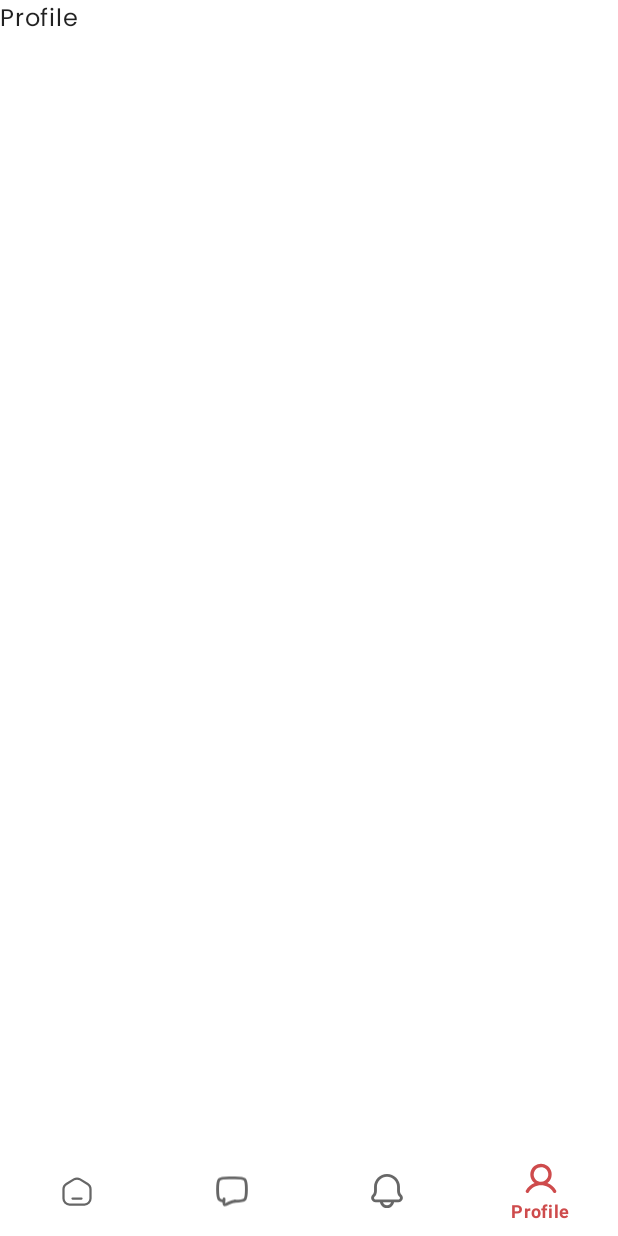
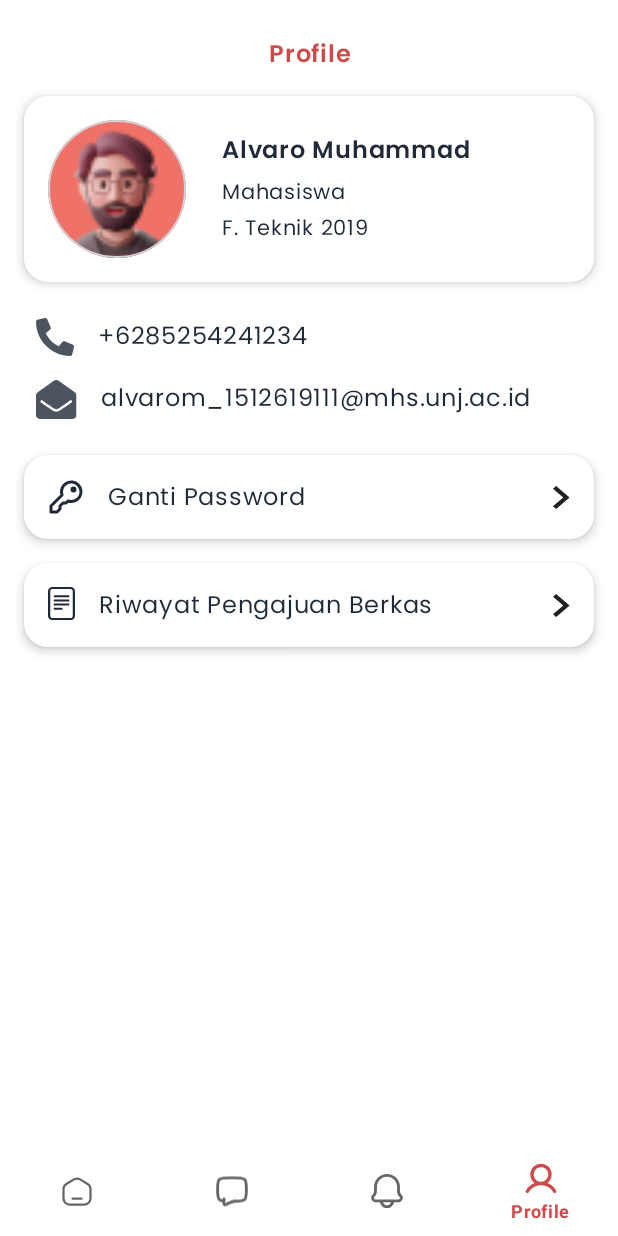
Before and after one commit to wiryadev/SiavoUNJ, an Android app built with Jetpack Compose: the ProfileFragment screen opened through its navigation route, on a phone screen of 412 x 824 dp. Before the commit the screen is almost empty. Run offline under Robolectric (Android 15) with nearby library versions, the phone set to English and light mode, and no system bars; our stand-ins replace constraintlayout-compose, navigation-ui.

Commit message:
create profile screen

```diff
--- a/app/src/main/java/com/wiryadev/siavounj/ui/screens/profile/ProfileFragment.kt
+++ b/app/src/main/java/com/wiryadev/siavounj/ui/screens/profile/ProfileFragment.kt
@@ -4,8 +4,6 @@ import android.os.Bundle
 import android.view.LayoutInflater
 import android.view.View
 import android.view.ViewGroup
-import androidx.compose.material.Surface
-import androidx.compose.material.Text
 import androidx.compose.ui.platform.ComposeView
 import androidx.fragment.app.Fragment
 import com.wiryadev.siavounj.ui.theme.SiavoUNJTheme
@@ -20,9 +18,7 @@ class ProfileFragment : Fragment() {
         return ComposeView(requireContext()).apply {
             setContent {
                 SiavoUNJTheme {
-                    Surface {
-                        Text(text = "Profile")
-                    }
+                    ProfileScreen()
                 }
             }
         }
--- /dev/null
+++ b/app/src/main/java/com/wiryadev/siavounj/ui/screens/profile/ProfileScreen.kt
@@ -0,0 +1,239 @@
+package com.wiryadev.siavounj.ui.screens.profile
+
+import androidx.annotation.DrawableRes
+import androidx.compose.foundation.background
+import androidx.compose.foundation.layout.Arrangement
+import androidx.compose.foundation.layout.Box
+import androidx.compose.foundation.layout.Column
+import androidx.compose.foundation.layout.PaddingValues
+import androidx.compose.foundation.layout.Row
+import androidx.compose.foundation.layout.fillMaxSize
+import androidx.compose.foundation.layout.fillMaxWidth
+import androidx.compose.foundation.layout.padding
+import androidx.compose.foundation.lazy.LazyColumn
+import androidx.compose.material.Card
+import androidx.compose.material.Icon
+import androidx.compose.material.MaterialTheme
+import androidx.compose.material.Text
+import androidx.compose.runtime.Composable
+import androidx.compose.ui.Alignment
+import androidx.compose.ui.Modifier
+import androidx.compose.ui.res.painterResource
+import androidx.compose.ui.res.stringResource
+import androidx.compose.ui.text.style.TextAlign
+import androidx.compose.ui.tooling.preview.Preview
+import androidx.compose.ui.unit.dp
+import com.wiryadev.siavounj.R
+import com.wiryadev.siavounj.ui.components.UserProfilePicture
+import com.wiryadev.siavounj.ui.theme.Debutante600
+import com.wiryadev.siavounj.ui.theme.Neutral1000
+import com.wiryadev.siavounj.ui.theme.SiavoUNJTheme
+import com.wiryadev.siavounj.ui.theme.body1
+import com.wiryadev.siavounj.ui.theme.body1SemiBold
+import com.wiryadev.siavounj.ui.theme.body2
+
+@Composable
+fun ProfileScreen(
+    modifier: Modifier = Modifier,
+) {
+    Column(
+        modifier = modifier.fillMaxSize(),
+    ) {
+        ProfileAppBar()
+        LazyColumn(
+            contentPadding = PaddingValues(all = 16.dp),
+            verticalArrangement = Arrangement.spacedBy(24.dp),
+        ) {
+            item {
+                ProfileCard(
+                    name = "Alvaro Muhammad",
+                    faculty = "F. Teknik 2019",
+                )
+            }
+            item {
+                ContactSection()
+            }
+            item {
+                SettingSection()
+            }
+        }
+    }
+}
+
+@Composable
+fun ProfileAppBar(
+    modifier: Modifier = Modifier,
+) {
+    Column(
+        modifier = modifier
+            .fillMaxWidth()
+            .padding(horizontal = 16.dp)
+            .padding(top = 24.dp),
+    ) {
+        Text(
+            text = stringResource(id = R.string.profile),
+            style = body1SemiBold,
+            color = Debutante600,
+            textAlign = TextAlign.Center,
+            modifier = Modifier
+                .fillMaxWidth(),
+        )
+
+    }
+}
+
+@Composable
+fun ProfileCard(
+    name: String,
+    faculty: String,
+    modifier: Modifier = Modifier,
+) {
+    Card(
+        elevation = 4.dp,
+        modifier = modifier.fillMaxWidth(),
+    ) {
+        Row(
+            verticalAlignment = Alignment.CenterVertically,
+            horizontalArrangement = Arrangement.spacedBy(24.dp),
+            modifier = Modifier.padding(all = 16.dp),
+        ) {
+            UserProfilePicture(size = 92.dp)
+            Column(
+                verticalArrangement = Arrangement.spacedBy(4.dp),
+            ) {
+                Text(
+                    text = name,
+                    style = body1SemiBold,
+                    color = Neutral1000,
+                )
+                Column {
+                    Text(
+                        text = stringResource(R.string.mahasiswa),
+                        style = body2,
+                        color = Neutral1000,
+                    )
+                    Text(
+                        text = faculty,
+                        style = body2,
+                        color = Neutral1000,
+                    )
+                }
+            }
+        }
+    }
+}
+
+@Composable
+fun ContactSection(
+    modifier: Modifier = Modifier,
+) {
+    Column(
+        verticalArrangement = Arrangement.spacedBy(16.dp),
+        modifier = modifier
+            .fillMaxWidth()
+            .padding(horizontal = 8.dp),
+    ) {
+        ContactItem(
+            icon = R.drawable.ic_phone,
+            value = "+6285254241234",
+        )
+        ContactItem(
+            icon = R.drawable.ic_envelope_open,
+            value = "alvarom_1512619111@mhs.unj.ac.id",
+        )
+    }
+}
+
+@Composable
+fun ContactItem(
+    @DrawableRes icon: Int,
+    value: String,
+    modifier: Modifier = Modifier,
+) {
+    Row(
+        horizontalArrangement = Arrangement.spacedBy(16.dp),
+        modifier = modifier.fillMaxWidth(),
+    ) {
+        Icon(
+            painter = painterResource(id = icon),
+            contentDescription = null,
+            tint = Neutral1000,
+        )
+        Text(
+            text = value,
+            style = body1,
+            color = Neutral1000,
+        )
+    }
+}
+
+@Composable
+fun SettingSection(
+    modifier: Modifier = Modifier,
+) {
+    Column(
+        verticalArrangement = Arrangement.spacedBy(16.dp),
+        modifier = modifier.fillMaxWidth(),
+    ) {
+        SettingItem(
+            icon = R.drawable.ic_key,
+            value = stringResource(R.string.change_password),
+        )
+        SettingItem(
+            icon = R.drawable.ic_file_history,
+            value = stringResource(R.string.apply_history),
+        )
+    }
+}
+
+@Composable
+fun SettingItem(
+    @DrawableRes icon: Int,
+    value: String,
+    modifier: Modifier = Modifier,
+) {
+    Card(
+        elevation = 4.dp,
+        modifier = modifier
+            .fillMaxWidth()
+    ) {
+        Row(
+            verticalAlignment = Alignment.CenterVertically,
+            horizontalArrangement = Arrangement.SpaceBetween,
+            modifier = Modifier.padding(all = 16.dp),
+        ) {
+            Row(
+                horizontalArrangement = Arrangement.spacedBy(16.dp),
+            ) {
+                Icon(
+                    painter = painterResource(id = icon),
+                    contentDescription = null,
+                    tint = Neutral1000,
+                )
+                Text(
+                    text = value,
+                    style = body1,
+                    color = Neutral1000,
+                )
+            }
+            Icon(
+                painter = painterResource(id = R.drawable.ic_arrow_right),
+                contentDescription = null,
+            )
+        }
+    }
+}
+
+@Preview
+@Composable
+fun ProfileCardPreview() {
+    SiavoUNJTheme {
+        Box(
+            modifier = Modifier
+                .background(MaterialTheme.colors.background)
+                .padding(16.dp)
+        ) {
+            ProfileCard(name = "Alvaro Muhammad", faculty = "F. Teknik 2019")
+        }
+    }
+}
--- a/app/src/main/java/com/wiryadev/siavounj/ui/theme/Color.kt
+++ b/app/src/main/java/com/wiryadev/siavounj/ui/theme/Color.kt
@@ -15,6 +15,7 @@ val Neutral600 = Color(0xFF9CA3AF)
 val Neutral700 = Color(0xFF6B7280)
 val Neutral800 = Color(0xFF4B5563)
 val Neutral900 = Color(0xFF374151)
+val Neutral1000 = Color(0xFF1F2937)
 
 /**
  * Debutante
--- /dev/null
+++ b/app/src/main/res/drawable/ic_arrow_right.xml
@@ -0,0 +1,9 @@
+<vector xmlns:android="http://schemas.android.com/apk/res/android"
+    android:width="11dp"
+    android:height="15dp"
+    android:viewportWidth="11"
+    android:viewportHeight="15">
+    <path
+        android:fillColor="#000000"
+        android:pathData="M0,1.763L6.679,7.5L0,13.238L2.056,15L10.806,7.5L2.056,0L0,1.763Z" />
+</vector>
--- /dev/null
+++ b/app/src/main/res/drawable/ic_envelope_open.xml
@@ -0,0 +1,13 @@
+<vector xmlns:android="http://schemas.android.com/apk/res/android"
+    android:width="27dp"
+    android:height="26dp"
+    android:viewportWidth="27"
+    android:viewportHeight="26">
+    <group>
+        <clip-path android:pathData="M0,0h27v26h-27z" />
+        <path
+            android:fillAlpha="0.8"
+            android:fillColor="#000000"
+            android:pathData="M27,23.563C27,24.909 25.867,26 24.469,26H2.531C1.133,26 0,24.909 0,23.563V10.193C0,9.823 0.087,9.459 0.255,9.126C0.423,8.794 0.668,8.503 0.97,8.275C2.283,7.283 3.369,6.479 9.629,2.104C10.516,1.481 12.276,-0.018 13.5,0C14.723,-0.018 16.485,1.482 17.371,2.104C23.63,6.478 24.717,7.284 26.03,8.275C26.333,8.503 26.577,8.794 26.745,9.126C26.913,9.459 27,9.823 27,10.193V23.563ZM23.537,13.579C23.402,13.389 23.131,13.345 22.939,13.482C21.735,14.339 20.014,15.549 17.371,17.396C16.484,18.019 14.724,19.518 13.5,19.5C12.276,19.517 10.517,18.02 9.629,17.396C6.986,15.549 5.266,14.339 4.061,13.482C3.869,13.345 3.598,13.389 3.463,13.579L2.984,14.249C2.922,14.336 2.898,14.442 2.916,14.546C2.934,14.65 2.993,14.743 3.081,14.806C4.288,15.664 6.006,16.872 8.635,18.709C9.704,19.46 11.615,21.137 13.5,21.125C15.384,21.137 17.295,19.461 18.365,18.709C20.994,16.872 22.712,15.664 23.919,14.806C24.007,14.743 24.066,14.65 24.084,14.546C24.102,14.442 24.077,14.336 24.015,14.249L23.537,13.579Z" />
+    </group>
+</vector>
--- /dev/null
+++ b/app/src/main/res/drawable/ic_file_history.xml
@@ -0,0 +1,21 @@
+<vector xmlns:android="http://schemas.android.com/apk/res/android"
+    android:width="18dp"
+    android:height="22dp"
+    android:viewportWidth="18"
+    android:viewportHeight="22">
+    <path
+        android:fillColor="#000000"
+        android:pathData="M4.5,5.5C4.086,5.5 3.75,5.808 3.75,6.188C3.75,6.567 4.086,6.875 4.5,6.875H13.5C13.914,6.875 14.25,6.567 14.25,6.188C14.25,5.808 13.914,5.5 13.5,5.5H4.5Z" />
+    <path
+        android:fillColor="#000000"
+        android:pathData="M3.75,8.938C3.75,8.558 4.086,8.25 4.5,8.25H13.5C13.914,8.25 14.25,8.558 14.25,8.938C14.25,9.317 13.914,9.625 13.5,9.625H4.5C4.086,9.625 3.75,9.317 3.75,8.938Z" />
+    <path
+        android:fillColor="#000000"
+        android:pathData="M4.5,11C4.086,11 3.75,11.308 3.75,11.688C3.75,12.067 4.086,12.375 4.5,12.375H13.5C13.914,12.375 14.25,12.067 14.25,11.688C14.25,11.308 13.914,11 13.5,11H4.5Z" />
+    <path
+        android:fillColor="#000000"
+        android:pathData="M4.5,13.75C4.086,13.75 3.75,14.058 3.75,14.438C3.75,14.817 4.086,15.125 4.5,15.125H9C9.414,15.125 9.75,14.817 9.75,14.438C9.75,14.058 9.414,13.75 9,13.75H4.5Z" />
+    <path
+        android:fillColor="#000000"
+        android:pathData="M0,2.75C0,1.231 1.343,0 3,0H15C16.657,0 18,1.231 18,2.75V19.25C18,20.769 16.657,22 15,22H3C1.343,22 0,20.769 0,19.25V2.75ZM15,1.375H3C2.172,1.375 1.5,1.991 1.5,2.75V19.25C1.5,20.009 2.172,20.625 3,20.625H15C15.828,20.625 16.5,20.009 16.5,19.25V2.75C16.5,1.991 15.828,1.375 15,1.375Z" />
+</vector>
--- /dev/null
+++ b/app/src/main/res/drawable/ic_key.xml
@@ -0,0 +1,20 @@
+<vector xmlns:android="http://schemas.android.com/apk/res/android"
+    android:width="24dp"
+    android:height="24dp"
+    android:viewportWidth="24"
+    android:viewportHeight="24">
+    <path
+        android:fillColor="#00000000"
+        android:pathData="M8,18L10,16H12L13.36,14.64C14.75,15.124 16.264,15.122 17.653,14.635C19.041,14.147 20.224,13.202 21.006,11.955C21.788,10.707 22.123,9.232 21.957,7.769C21.791,6.306 21.133,4.943 20.092,3.903C19.05,2.862 17.686,2.207 16.223,2.042C14.76,1.878 13.285,2.215 12.039,2.999C10.793,3.783 9.849,4.966 9.363,6.355C8.877,7.745 8.877,9.258 9.363,10.648L2,18V22H6L8,20V18Z"
+        android:strokeWidth="2"
+        android:strokeColor="#000000"
+        android:strokeLineCap="round"
+        android:strokeLineJoin="round" />
+    <path
+        android:fillColor="#00000000"
+        android:pathData="M17,8C17.552,8 18,7.552 18,7C18,6.448 17.552,6 17,6C16.448,6 16,6.448 16,7C16,7.552 16.448,8 17,8Z"
+        android:strokeWidth="2"
+        android:strokeColor="#000000"
+        android:strokeLineCap="round"
+        android:strokeLineJoin="round" />
+</vector>
--- /dev/null
+++ b/app/src/main/res/drawable/ic_phone.xml
@@ -0,0 +1,10 @@
+<vector xmlns:android="http://schemas.android.com/apk/res/android"
+    android:width="25dp"
+    android:height="25dp"
+    android:viewportWidth="25"
+    android:viewportHeight="25">
+    <path
+        android:fillAlpha="0.8"
+        android:fillColor="#000000"
+        android:pathData="M24.287,17.666L18.818,15.322C18.584,15.222 18.325,15.201 18.078,15.262C17.831,15.323 17.611,15.462 17.451,15.659L15.029,18.618C11.228,16.826 8.169,13.767 6.377,9.966L9.336,7.544C9.533,7.384 9.673,7.164 9.733,6.917C9.794,6.67 9.773,6.41 9.673,6.177L7.329,0.708C7.219,0.456 7.025,0.251 6.78,0.127C6.535,0.003 6.254,-0.032 5.986,0.029L0.908,1.201C0.65,1.261 0.42,1.406 0.255,1.614C0.09,1.821 -0,2.078 0,2.343C0,14.868 10.151,25 22.656,25C22.921,25 23.179,24.91 23.386,24.745C23.594,24.58 23.739,24.35 23.799,24.091L24.971,19.013C25.031,18.744 24.996,18.462 24.871,18.216C24.746,17.97 24.54,17.776 24.287,17.666Z" />
+</vector>
--- a/app/src/main/res/values/strings.xml
+++ b/app/src/main/res/values/strings.xml
@@ -45,4 +45,6 @@
     <string name="unread">Belum Dibaca</string>
     <string name="add_topic">Tambah Topik</string>
     <string name="my_notifications">Notifikasi Saya</string>
+    <string name="change_password">Ganti Password</string>
+    <string name="apply_history">Riwayat Pengajuan Berkas</string>
 </resources>
```
